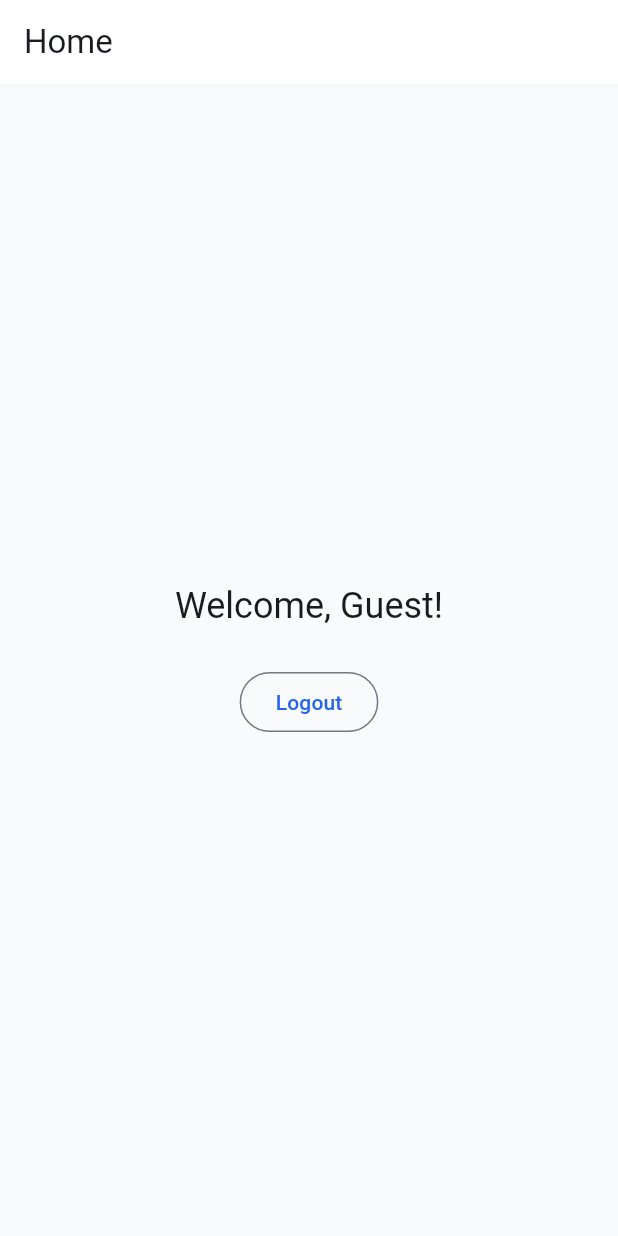
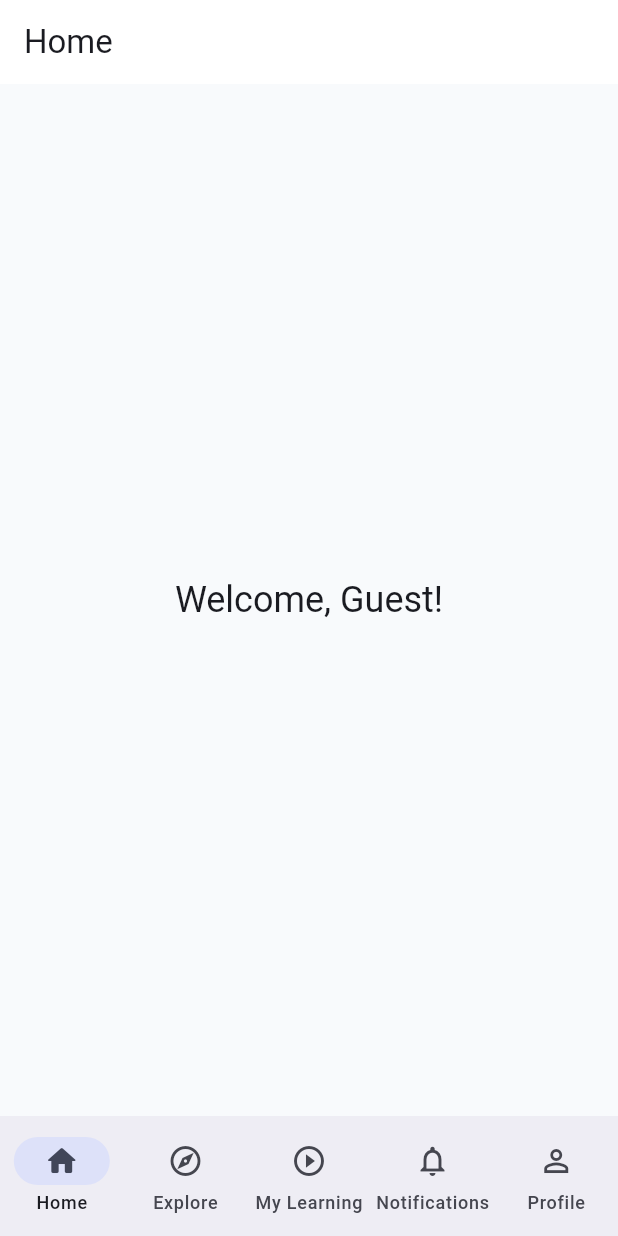
Before and after one commit to PhornSunnich/elearning-app, a Flutter app: the HomeScreen screen opened by its route, on a phone screen of 412 x 824 dp. Run offline on Flutter 3.47's test engine with Material 3 defaults, Android fonts, the phone set to English and light mode, and no system bars; our stand-ins replace equatable, flutter_riverpod, go_router, hive_flutter, material_ui; accounts and stored records are empty.

Commit message:
Add bottom navigation shell with 5 tabs and placeholder screens

```diff
--- a/lib/core/router/app_routes.dart
+++ b/lib/core/router/app_routes.dart
@@ -5,5 +5,11 @@ class AppRoutes {
   static const onboarding = '/onboarding';
   static const login = '/login';
   static const register = '/register';
+
+  // Bottom navigation tabs
   static const home = '/home';
+  static const explore = '/explore';
+  static const myLearning = '/my-learning';
+  static const notifications = '/notifications';
+  static const profile = '/profile';
 }
--- /dev/null
+++ b/lib/core/widgets/main_shell.dart
@@ -0,0 +1,56 @@
+import 'package:go_router/go_router.dart';
+import 'package:material_ui/material_ui.dart';
+
+/// The frame around the 5 tabs. GoRouter gives us [navigationShell],
+/// which knows the current tab and can switch tabs.
+class MainShell extends StatelessWidget {
+  const MainShell({super.key, required this.navigationShell});
+
+  final StatefulNavigationShell navigationShell;
+
+  void _onTap(int index) {
+    navigationShell.goBranch(
+      index,
+      // Tapping the active tab again returns to that tab's first screen.
+      initialLocation: index == navigationShell.currentIndex,
+    );
+  }
+
+  @override
+  Widget build(BuildContext context) {
+    return Scaffold(
+      body: navigationShell,
+      bottomNavigationBar: NavigationBar(
+        selectedIndex: navigationShell.currentIndex,
+        onDestinationSelected: _onTap,
+        destinations: const [
+          NavigationDestination(
+            icon: Icon(Icons.home_outlined),
+            selectedIcon: Icon(Icons.home_rounded),
+            label: 'Home',
+          ),
+          NavigationDestination(
+            icon: Icon(Icons.explore_outlined),
+            selectedIcon: Icon(Icons.explore_rounded),
+            label: 'Explore',
+          ),
+          NavigationDestination(
+            icon: Icon(Icons.play_circle_outline),
+            selectedIcon: Icon(Icons.play_circle_rounded),
+            label: 'My Learning',
+          ),
+          NavigationDestination(
+            icon: Icon(Icons.notifications_outlined),
+            selectedIcon: Icon(Icons.notifications_rounded),
+            label: 'Notifications',
+          ),
+          NavigationDestination(
+            icon: Icon(Icons.person_outline),
+            selectedIcon: Icon(Icons.person_rounded),
+            label: 'Profile',
+          ),
+        ],
+      ),
+    );
+  }
+}
--- /dev/null
+++ b/lib/features/courses/presentation/screens/explore_screen.dart
@@ -0,0 +1,20 @@
+import 'package:material_ui/material_ui.dart';
+
+import '../../../../core/widgets/empty_view.dart';
+
+/// Placeholder. Owner: thearong (Course discovery).
+class ExploreScreen extends StatelessWidget {
+  const ExploreScreen({super.key});
+
+  @override
+  Widget build(BuildContext context) {
+    return Scaffold(
+      appBar: AppBar(title: const Text('Explore')),
+      body: const EmptyView(
+        icon: Icons.explore_outlined,
+        title: 'Explore courses',
+        message: 'Course discovery is coming soon.',
+      ),
+    );
+  }
+}
--- a/lib/features/home/presentation/screens/home_screen.dart
+++ b/lib/features/home/presentation/screens/home_screen.dart
@@ -1,11 +1,9 @@
 import 'package:flutter_riverpod/flutter_riverpod.dart';
-import 'package:go_router/go_router.dart';
 import 'package:material_ui/material_ui.dart';
 
-import '../../../../core/router/app_routes.dart';
 import '../../../auth/presentation/viewmodels/auth_viewmodel.dart';
 
-/// Placeholder. thearong replaces this with the real dashboard.
+/// Placeholder. Owner: thearong (Home dashboard).
 class HomeScreen extends ConsumerWidget {
   const HomeScreen({super.key});
 
@@ -15,20 +13,9 @@ class HomeScreen extends ConsumerWidget {
     return Scaffold(
       appBar: AppBar(title: const Text('Home')),
       body: Center(
-        child: Column(
-          mainAxisSize: MainAxisSize.min,
-          children: [
-            Text('Welcome, ${user?.name ?? 'Guest'}!',
-                style: Theme.of(context).textTheme.headlineSmall),
-            const SizedBox(height: 24),
-            OutlinedButton(
-              onPressed: () async {
-                await ref.read(authViewModelProvider.notifier).logout();
-                if (context.mounted) context.go(AppRoutes.login);
-              },
-              child: const Text('Logout'),
-            ),
-          ],
+        child: Text(
+          'Welcome, ${user?.name ?? 'Guest'}!',
+          style: Theme.of(context).textTheme.headlineSmall,
         ),
       ),
     );
--- /dev/null
+++ b/lib/features/notifications/presentation/screens/notifications_screen.dart
@@ -0,0 +1,20 @@
+import 'package:material_ui/material_ui.dart';
+
+import '../../../../core/widgets/empty_view.dart';
+
+/// Placeholder. Owner: saran (Notifications).
+class NotificationsScreen extends StatelessWidget {
+  const NotificationsScreen({super.key});
+
+  @override
+  Widget build(BuildContext context) {
+    return Scaffold(
+      appBar: AppBar(title: const Text('Notifications')),
+      body: const EmptyView(
+        icon: Icons.notifications_none,
+        title: 'No notifications',
+        message: "You're all caught up.",
+      ),
+    );
+  }
+}
```
Also changed, not shown: lib/core/router/app_router.dart (+44 -3 lines), lib/features/my_learning/presentation/screens/my_learning_screen.dart (added, +20 -0 lines), lib/features/profile/presentation/screens/profile_screen.dart (added, +56 -0 lines).
